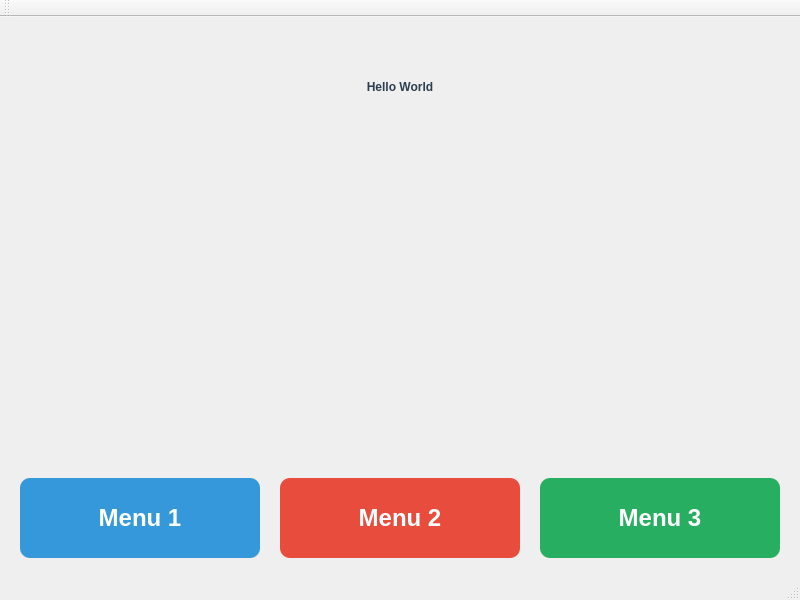
First picture: the form in mainwindow.ui, repository kevink1113/LG_Bootcamp, before the edit.
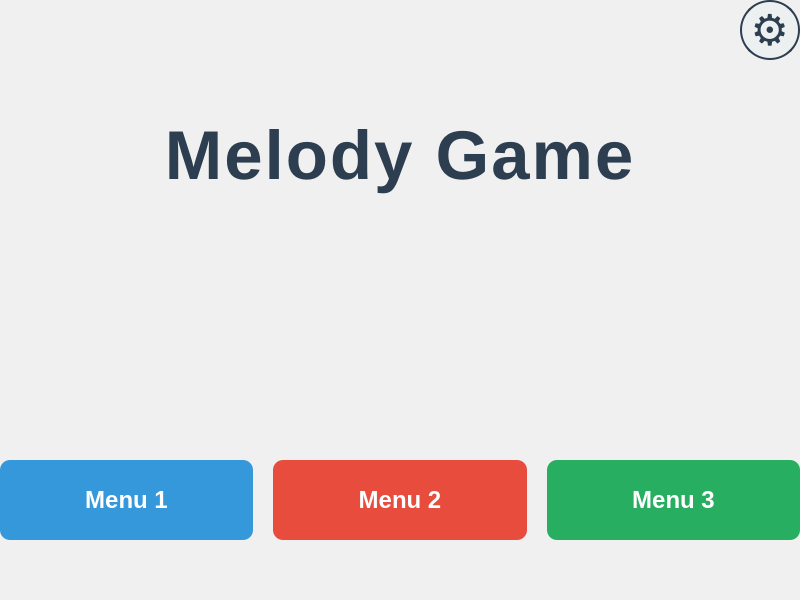
Second picture: the form after the edit.

Commit message: [250701] 설정화면

What changed in the file:
```diff
--- a/mainwindow.ui
+++ b/mainwindow.ui
@@ -11,65 +11,41 @@
    </rect>
   </property>
   <property name="windowTitle">
-   <string>Hello World</string>
+   <string>Melody Game</string>
+  </property>
+  <property name="styleSheet">
+   <string notr="true">QMainWindow {
+    background-color: #f0f0f0;
+}</string>
   </property>
   <widget class="QWidget" name="centralWidget">
-   <layout class="QVBoxLayout" name="verticalLayout">
-    <property name="spacing">
-     <number>20</number>
-    </property>
+   <layout class="QGridLayout" name="gridLayout">
     <property name="leftMargin">
-     <number>20</number>
+     <number>0</number>
     </property>
     <property name="topMargin">
-     <number>20</number>
+     <number>0</number>
     </property>
     <property name="rightMargin">
-     <number>20</number>
+     <number>0</number>
     </property>
     <property name="bottomMargin">
-     <number>20</number>
+     <number>0</number>
     </property>
-    <item>
-     <widget class="QLabel" name="titleLabel">
-      <property name="minimumSize">
-       <size>
-        <width>0</width>
-        <height>100</height>
-       </size>
-      </property>
-      <property name="styleSheet">
-       <string notr="true">font: 48pt &quot;Arial&quot;;
-font-weight: bold;
-color: #2c3e50;
-text-align: center;</string>
-      </property>
-      <property name="text">
-       <string>Hello World</string>
-      </property>
-      <property name="alignment">
-       <set>Qt::AlignCenter</set>
-      </property>
-     </widget>
-    </item>
-    <item>
-     <spacer name="verticalSpacer">
-      <property name="orientation">
-       <enum>Qt::Vertical</enum>
-      </property>
-      <property name="sizeHint" stdset="0">
-       <size>
-        <width>20</width>
-        <height>40</height>
-       </size>
-      </property>
-     </spacer>
-    </item>
-    <item>
+    <property name="spacing">
+     <number>0</number>
+    </property>
+    <item row="4" column="0" colspan="2">
      <layout class="QHBoxLayout" name="buttonLayout">
       <property name="spacing">
        <number>20</number>
       </property>
+      <property name="topMargin">
+       <number>40</number>
+      </property>
+      <property name="bottomMargin">
+       <number>60</number>
+      </property>
       <item>
        <widget class="QPushButton" name="menuButton1">
         <property name="minimumSize">
@@ -159,27 +135,90 @@
       </item>
      </layout>
     </item>
+    <item row="3" column="0" colspan="2">
+     <spacer name="verticalSpacer">
+      <property name="orientation">
+       <enum>Qt::Vertical</enum>
+      </property>
+      <property name="sizeHint" stdset="0">
+       <size>
+        <width>20</width>
+        <height>100</height>
+       </size>
+      </property>
+     </spacer>
+    </item>
+    <item row="2" column="0" colspan="2">
+     <widget class="QLabel" name="titleLabel">
+      <property name="minimumSize">
+       <size>
+        <width>0</width>
+        <height>150</height>
+       </size>
+      </property>
+      <property name="styleSheet">
+       <string notr="true">font-family: &quot;Segoe UI&quot;, &quot;Malgun Gothic&quot;, Arial;
+font-size: 52pt;
+font-weight: 900;
+color: #2c3e50;
+text-align: center;
+letter-spacing: 2px;
+padding-top: 40px;</string>
+      </property>
+      <property name="text">
+       <string>Melody Game</string>
+      </property>
+      <property name="alignment">
+       <set>Qt::AlignCenter</set>
+      </property>
+     </widget>
+    </item>
+    <item row="0" column="1">
+     <widget class="QPushButton" name="settingsButton">
+      <property name="minimumSize">
+       <size>
+        <width>60</width>
+        <height>60</height>
+       </size>
+      </property>
+      <property name="maximumSize">
+       <size>
+        <width>60</width>
+        <height>60</height>
+       </size>
+      </property>
+      <property name="font">
+       <font>
+        <family>Segoe UI Symbol</family>
+        <pointsize>32</pointsize>
+        <weight>75</weight>
+        <bold>true</bold>
+       </font>
+      </property>
+      <property name="styleSheet">
+       <string notr="true">QPushButton {
+    border: 2px solid #2c3e50;
+    border-radius: 30px;
+    background-color: #ecf0f1;
+    color: #2c3e50;
+    margin: 0px 0px 0 0;
+    padding: 0;
+    line-height: 0.8;
+}
+QPushButton:hover {
+    background-color: #bdc3c7;
+}
+QPushButton:pressed {
+    background-color: #95a5a6;
+}</string>
+      </property>
+      <property name="text">
+       <string>⚙️</string>
+      </property>
+     </widget>
+    </item>
    </layout>
   </widget>
-  <widget class="QMenuBar" name="menuBar">
-   <property name="geometry">
-    <rect>
-     <x>0</x>
-     <y>0</y>
-     <width>800</width>
-     <height>25</height>
-    </rect>
-   </property>
-  </widget>
-  <widget class="QToolBar" name="mainToolBar">
-   <attribute name="toolBarArea">
-    <enum>TopToolBarArea</enum>
-   </attribute>
-   <attribute name="toolBarBreak">
-    <bool>false</bool>
-   </attribute>
-  </widget>
-  <widget class="QStatusBar" name="statusBar"/>
  </widget>
  <layoutdefault spacing="6" margin="11"/>
  <resources/>
```
The commit also changes 5 other files.
